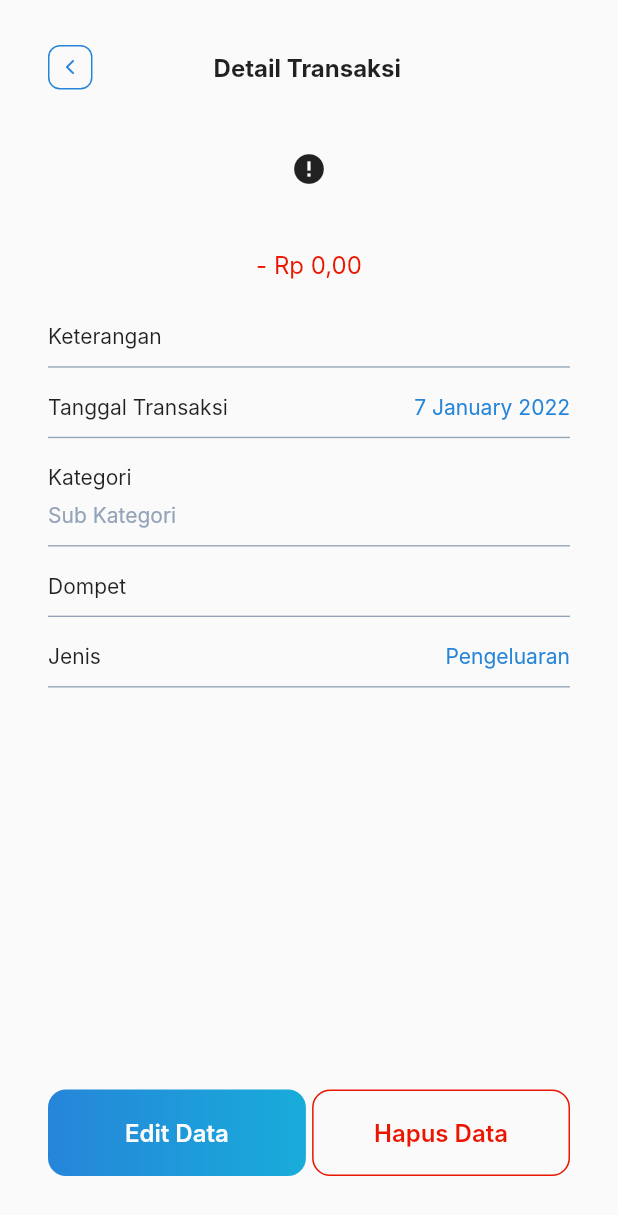
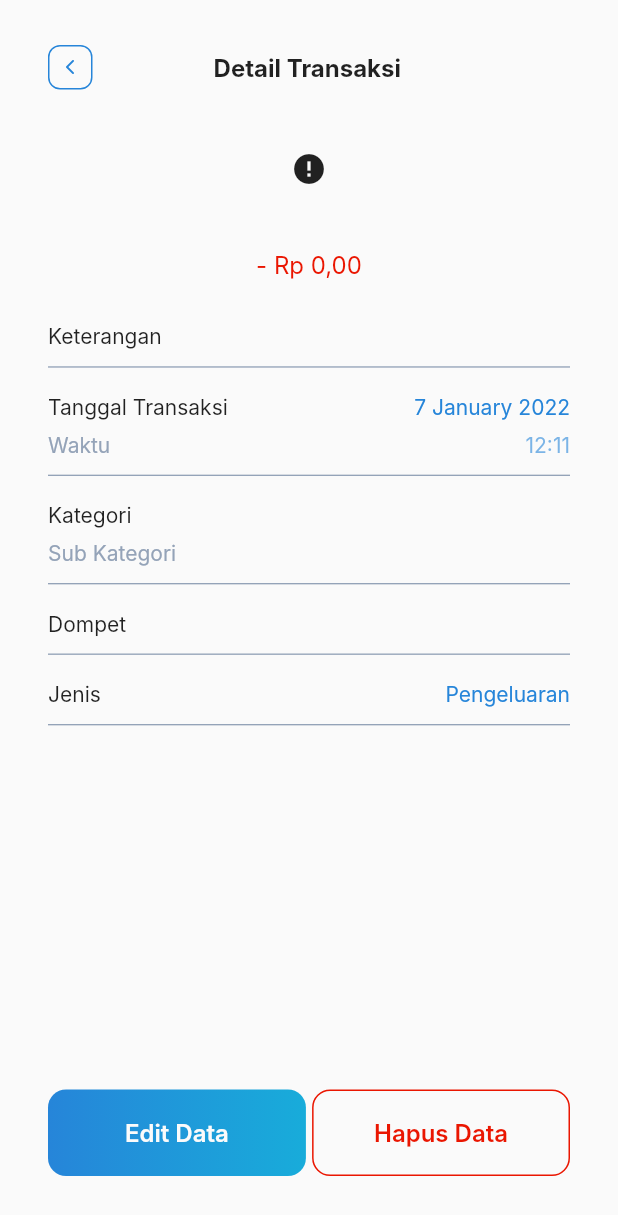
Before and after one commit to pawangdev/pawang-mobile, a Flutter app: the TransactionDetailView screen opened directly with empty values, on a phone screen of 412 x 824 dp. Shown: the top 1215 px of the screen. Run offline on Flutter 3.47's test engine with Material 2 defaults, Android fonts, the phone set to English and light mode, and no system bars; drawn by our look-alikes of cached_network_image; our stand-ins replace carousel_slider, currency_text_input_formatter, date_time_picker, double_back_to_close, expandable, firebase_core and 10 more; missing offline and left inert: onesignal_flutter; accounts and stored records are empty; network calls fail; Roboto replaces fonts that are missing (Inter).

Commit message:
refactor: add waktu in detail tansaksi

```diff
--- a/lib/modules/transaction/views/transaction_detail_view.dart
+++ b/lib/modules/transaction/views/transaction_detail_view.dart
@@ -132,7 +132,9 @@ class TransactionDetailView extends StatelessWidget {
                   ),
                   Padding(
                     padding: const EdgeInsets.only(top: 10, bottom: 4),
-                    child: Row(
+                    child: Column(
+                      children: [
+                        Row(
                           mainAxisAlignment: MainAxisAlignment.spaceBetween,
                           children: [
                             Text(
@@ -155,6 +157,36 @@ class TransactionDetailView extends StatelessWidget {
                                     fontSize: 14, color: defaultPrimary),
                               ),
                             )
+                          ],
+                        ),
+                        SizedBox(
+                          height: Get.height * 0.01,
+                        ),
+                        Row(
+                          mainAxisAlignment: MainAxisAlignment.spaceBetween,
+                          children: [
+                            Text(
+                              'Waktu',
+                              style: kInter.copyWith(
+                                color: defaultGray,
+                              ),
+                            ),
+                            SizedBox(
+                              width: Get.width * 0.35,
+                              child: Text(
+                                DateFormat("hh:mm")
+                                    .format(DateFormat("yyyy-mm-dd")
+                                        .parse(transaction.date.toString()))
+                                    .toString(),
+                                maxLines: 1,
+                                textAlign: TextAlign.end,
+                                overflow: TextOverflow.ellipsis,
+                                style: kInter.copyWith(
+                                    color: defaultPrimary.withOpacity(0.6)),
+                              ),
+                            )
+                          ],
+                        ),
                       ],
                     ),
                   ),
```
Lines whose indentation alone changed are shown as unchanged.
